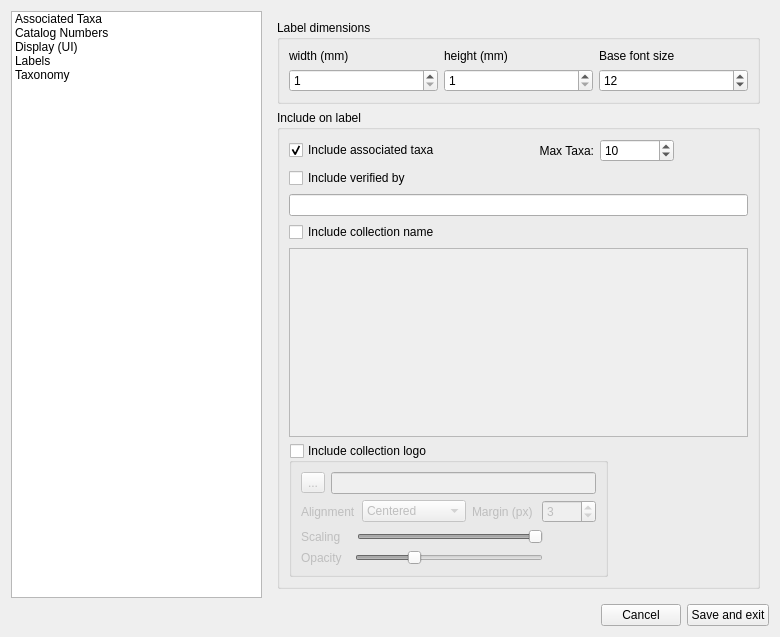
Old version of the form ui/settingsUI.ui in the repository CapPow/collBook.
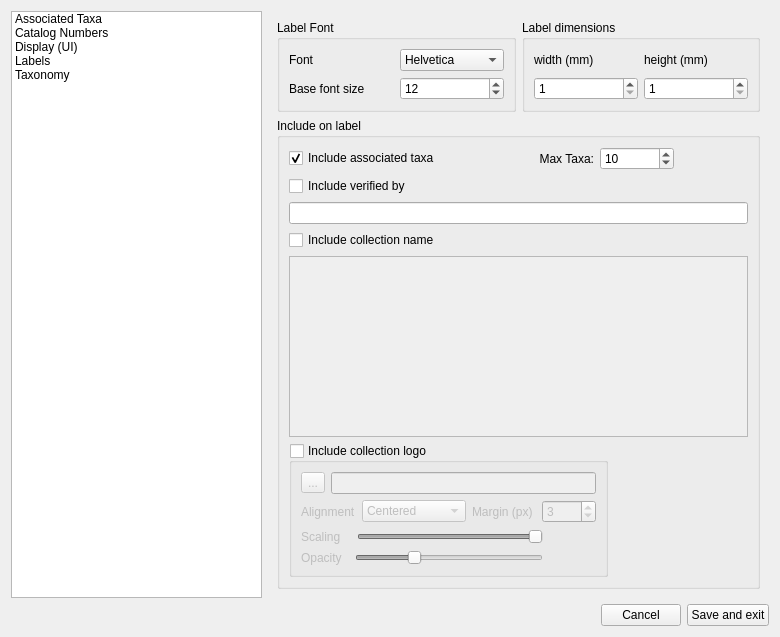
New version of the form. Icons and pictures are not drawn.

Commit message: Added few font options in preferences. Included bugfix in taxonomy.

Diff of the .ui file:
```diff
--- a/ui/settingsUI.ui
+++ b/ui/settingsUI.ui
@@ -366,7 +366,7 @@
           </widget>
           <widget class="QWidget" name="labelPrefPage">
            <layout class="QGridLayout" name="gridLayout">
-            <item row="0" column="0">
+            <item row="0" column="1">
              <widget class="QGroupBox" name="labelDimentionsGroup">
               <property name="title">
                <string>Label dimensions</string>
@@ -379,23 +379,6 @@
                  </property>
                 </widget>
                </item>
-               <item row="1" column="0">
-                <widget class="QSpinBox" name="value_X">
-                 <property name="minimum">
-                  <number>1</number>
-                 </property>
-                 <property name="maximum">
-                  <number>9999</number>
-                 </property>
-                </widget>
-               </item>
-               <item row="0" column="3">
-                <widget class="QLabel" name="relFontLabell">
-                 <property name="text">
-                  <string>Base font size</string>
-                 </property>
-                </widget>
-               </item>
                <item row="0" column="2">
                 <widget class="QLabel" name="yLabel">
                  <property name="text">
@@ -403,6 +386,16 @@
                  </property>
                 </widget>
                </item>
+               <item row="1" column="0">
+                <widget class="QSpinBox" name="value_X">
+                 <property name="minimum">
+                  <number>1</number>
+                 </property>
+                 <property name="maximum">
+                  <number>9999</number>
+                 </property>
+                </widget>
+               </item>
                <item row="1" column="2">
                 <widget class="QSpinBox" name="value_Y">
                  <property name="minimum">
@@ -413,17 +406,62 @@
                  </property>
                 </widget>
                </item>
-               <item row="1" column="3">
+              </layout>
+             </widget>
+            </item>
+            <item row="0" column="0">
+             <widget class="QGroupBox" name="labelFontGroup">
+              <property name="title">
+               <string>Label Font</string>
+              </property>
+              <layout class="QGridLayout" name="gridLayout_10">
+               <item row="1" column="1">
                 <widget class="QSpinBox" name="value_RelFont">
                  <property name="value">
                   <number>12</number>
                  </property>
                 </widget>
                </item>
+               <item row="0" column="0">
+                <widget class="QLabel" name="fontNameLabel">
+                 <property name="text">
+                  <string>Font</string>
+                 </property>
+                </widget>
+               </item>
+               <item row="1" column="0">
+                <widget class="QLabel" name="relFontLabel">
+                 <property name="text">
+                  <string>Base font size</string>
+                 </property>
+                </widget>
+               </item>
+               <item row="0" column="1">
+                <widget class="QComboBox" name="value_fontName">
+                 <property name="currentIndex">
+                  <number>1</number>
+                 </property>
+                 <item>
+                  <property name="text">
+                   <string>Courier</string>
+                  </property>
+                 </item>
+                 <item>
+                  <property name="text">
+                   <string>Helvetica</string>
+                  </property>
+                 </item>
+                 <item>
+                  <property name="text">
+                   <string>Times</string>
+                  </property>
+                 </item>
+                </widget>
+               </item>
               </layout>
              </widget>
             </item>
-            <item row="1" column="0">
+            <item row="1" column="0" colspan="2">
              <widget class="QGroupBox" name="labelIncludeGroup">
               <property name="title">
                <string>Include on label</string>
```
The commit also changes 9 other files.
